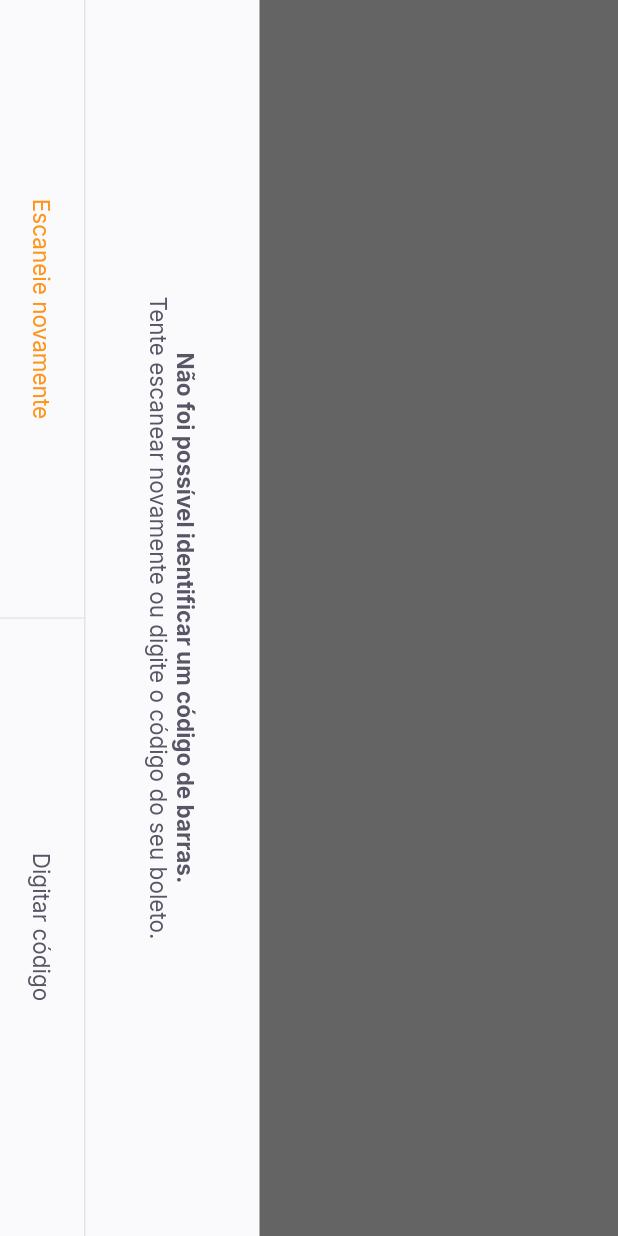
After one commit to katsuragawaa/payflow, a Flutter app: the BarcodeScannerPage screen opened directly, on a phone screen of 412 x 824 dp. The commit adds this screen. Run offline on Flutter 3.47's test engine with Material 2 defaults, Android fonts, the phone set to English and light mode, and no system bars; our stand-ins replace firebase_core, google_fonts, google_sign_in, shared_preferences; accounts and stored records are empty.

Commit message:
create scanner page

```diff
--- /dev/null
+++ b/lib/modules/barcode_scanner/barcode_scanner_page.dart
@@ -0,0 +1,82 @@
+import 'package:flutter/material.dart';
+import 'package:payflow/shared/themes/app_colors.dart';
+import 'package:payflow/shared/themes/app_text_style.dart';
+import 'package:payflow/shared/widgets/bottom_sheet/bottom_sheet_widget.dart';
+import 'package:payflow/shared/widgets/set_label_buttons/set_label_buttons.dart';
+
+class BarcodeScannerPage extends StatefulWidget {
+  BarcodeScannerPage({Key? key}) : super(key: key);
+
+  @override
+  _BarcodeScannerPageState createState() => _BarcodeScannerPageState();
+}
+
+class _BarcodeScannerPageState extends State<BarcodeScannerPage> {
+  @override
+  Widget build(BuildContext context) {
+    return SafeArea(
+      child: RotatedBox(
+        quarterTurns: 1,
+        child: Material(
+          child: BottomSheetWidget(
+            title: 'Não foi possível identificar um código de barras.',
+            subtitle:
+                'Tente escanear novamente ou digite o código do seu boleto.',
+            primaryLabel: 'Escaneie novamente',
+            primaryOnPressed: () {},
+            secondaryLabel: 'Digitar código',
+            secondaryOnPressed: () {},
+          ),
+        ),
+      ),
+    );
+    return SafeArea(
+      top: true,
+      bottom: true,
+      right: true,
+      left: true,
+      child: RotatedBox(
+        quarterTurns: 1,
+        child: Scaffold(
+          appBar: AppBar(
+            backgroundColor: Colors.black,
+            title: Text(
+              'Escaneie o código de barras do boleto',
+              style: TextStyles.buttonBackground,
+            ),
+            centerTitle: true,
+            leading: BackButton(
+              color: AppColors.background,
+            ),
+          ),
+          body: Column(
+            children: [
+              Expanded(
+                child: Container(
+                  color: Colors.black.withOpacity(0.9),
+                ),
+              ),
+              Expanded(
+                flex: 2,
+                child: Container(
+                  color: Colors.transparent,
+                ),
+              ),
+              Expanded(
+                child: Container(
+                  color: Colors.black.withOpacity(0.9),
+                ),
+              ),
+            ],
+          ),
+          bottomNavigationBar: SetLabelButtons(
+            primaryLabel: 'Inserir código do boleto',
+            primaryOnPressed: () {},
+            secondaryLabel: 'Adicionar da galeria',
+            secondaryOnPressed: () {},
+          ),
+        ),
+      ),
+    );
+  }
+}
--- a/lib/modules/home/home_page.dart
+++ b/lib/modules/home/home_page.dart
@@ -78,7 +78,7 @@ class _HomePageState extends State<HomePage> {
               ),
             ),
             GestureDetector(
-              onTap: () => print('click'),
+              onTap: () => Navigator.pushNamed(context, '/barcode_scanner'),
               child: Container(
                 height: 56,
                 width: 56,
--- /dev/null
+++ b/lib/shared/widgets/bottom_sheet/bottom_sheet_widget.dart
@@ -0,0 +1,69 @@
+import 'package:flutter/material.dart';
+import 'package:payflow/shared/themes/app_colors.dart';
+import 'package:payflow/shared/themes/app_text_style.dart';
+import 'package:payflow/shared/widgets/set_label_buttons/set_label_buttons.dart';
+
+class BottomSheetWidget extends StatelessWidget {
+  final String title;
+  final String subtitle;
+  final String primaryLabel;
+  final VoidCallback primaryOnPressed;
+  final String secondaryLabel;
+  final VoidCallback secondaryOnPressed;
+  const BottomSheetWidget({
+    Key? key,
+    required this.primaryLabel,
+    required this.primaryOnPressed,
+    required this.secondaryLabel,
+    required this.secondaryOnPressed,
+    required this.title,
+    required this.subtitle,
+  }) : super(key: key);
+
+  @override
+  Widget build(BuildContext context) {
+    return Container(
+      color: AppColors.shape,
+      child: Column(
+        children: [
+          Expanded(
+            child: Container(
+              color: Colors.black.withOpacity(0.6),
+            ),
+          ),
+          Column(
+            children: [
+              Padding(
+                padding: const EdgeInsets.all(40),
+                child: Text.rich(
+                  TextSpan(
+                    text: title,
+                    style: TextStyles.buttonBoldHeading,
+                    children: [
+                      TextSpan(
+                        text: "\n$subtitle",
+                        style: TextStyles.buttonHeading,
+                      ),
+                    ],
+                  ),
+                  textAlign: TextAlign.center,
+                ),
+              ),
+              Container(
+                height: 1,
+                color: AppColors.stroke,
+              ),
+              SetLabelButtons(
+                primaryLabel: primaryLabel,
+                primaryOnPressed: primaryOnPressed,
+                secondaryLabel: secondaryLabel,
+                secondaryOnPressed: secondaryOnPressed,
+                enablePrimaryColor: true,
+              )
+            ],
+          ),
+        ],
+      ),
+    );
+  }
+}
--- /dev/null
+++ b/lib/shared/widgets/label_button/label_button.dart
@@ -0,0 +1,28 @@
+import 'package:flutter/material.dart';
+import 'package:payflow/shared/themes/app_text_style.dart';
+
+class LabelButton extends StatelessWidget {
+  final String label;
+  final VoidCallback onPressed;
+  final TextStyle? textStyle;
+  const LabelButton({
+    Key? key,
+    required this.label,
+    required this.onPressed,
+    this.textStyle,
+  }) : super(key: key);
+
+  @override
+  Widget build(BuildContext context) {
+    return Container(
+      height: 56,
+      child: TextButton(
+        onPressed: onPressed,
+        child: Text(
+          label,
+          style: textStyle ?? TextStyles.buttonHeading,
+        ),
+      ),
+    );
+  }
+}
--- /dev/null
+++ b/lib/shared/widgets/set_label_buttons/set_label_buttons.dart
@@ -0,0 +1,44 @@
+import 'package:flutter/material.dart';
+import 'package:payflow/shared/themes/app_text_style.dart';
+import 'package:payflow/shared/widgets/label_button/label_button.dart';
+
+class SetLabelButtons extends StatelessWidget {
+  final String primaryLabel;
+  final VoidCallback primaryOnPressed;
+  final String secondaryLabel;
+  final VoidCallback secondaryOnPressed;
+  final bool enablePrimaryColor;
+  const SetLabelButtons({
+    Key? key,
+    required this.primaryLabel,
+    required this.primaryOnPressed,
+    required this.secondaryLabel,
+    required this.secondaryOnPressed,
+    this.enablePrimaryColor = false,
+  }) : super(key: key);
+
+  @override
+  Widget build(BuildContext context) {
+    return Container(
+      height: 56,
+      child: Row(
+        children: [
+          Expanded(
+            child: LabelButton(
+              label: primaryLabel,
+              onPressed: primaryOnPressed,
+              textStyle: enablePrimaryColor ? TextStyles.buttonPrimary : null,
+            ),
+          ),
+          VerticalDivider(width: 0),
+          Expanded(
+            child: LabelButton(
+              label: secondaryLabel,
+              onPressed: secondaryOnPressed,
+            ),
+          ),
+        ],
+      ),
+    );
+  }
+}
```
